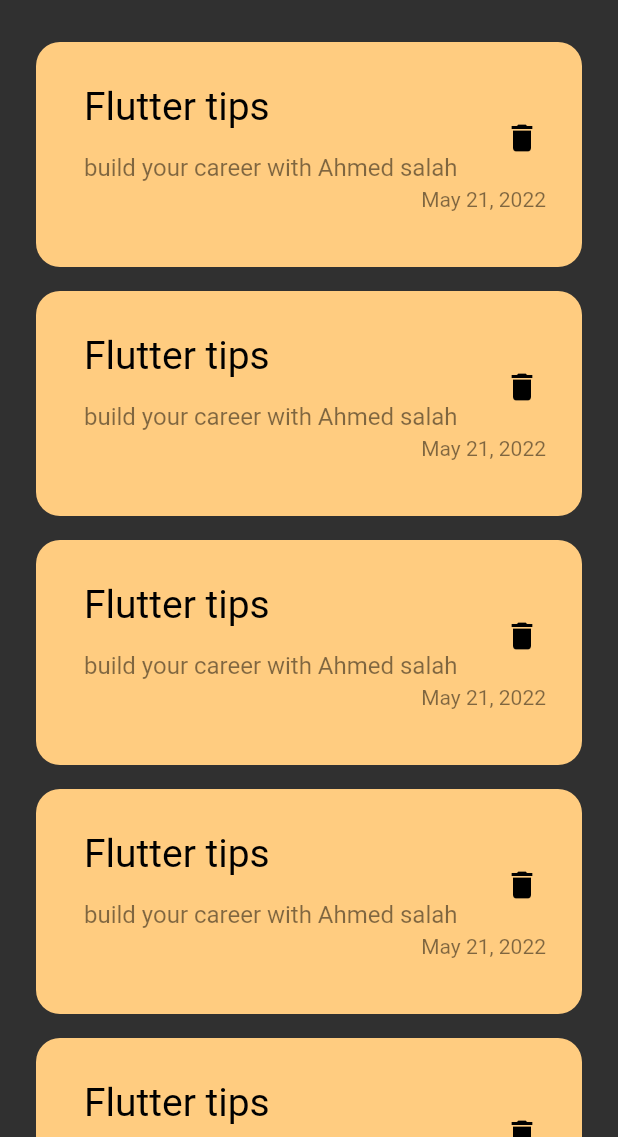
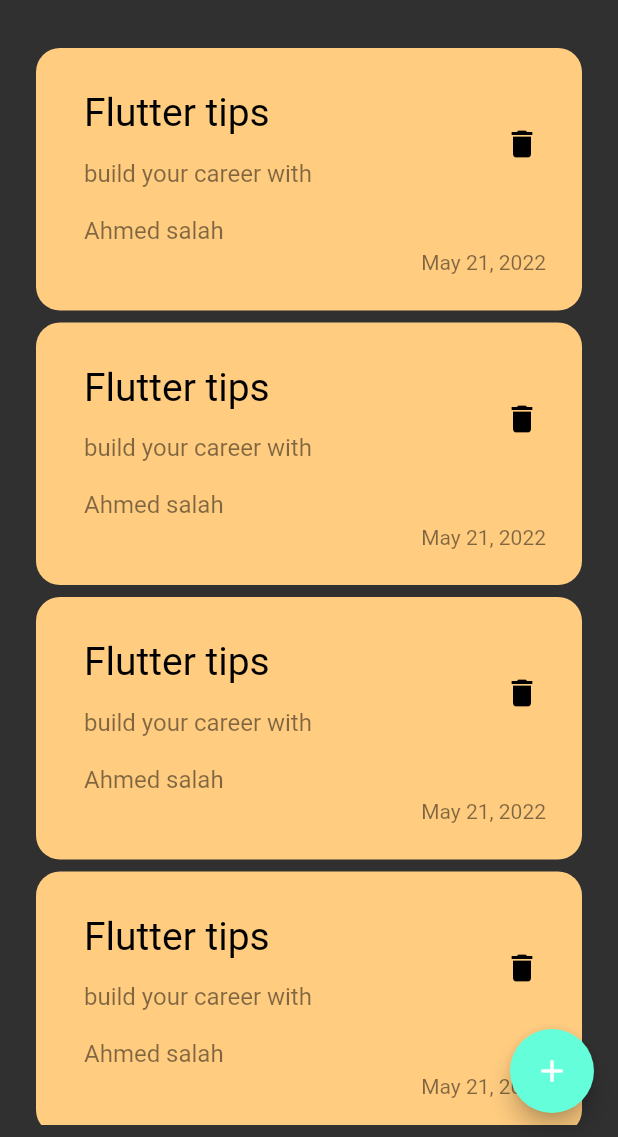
Before and after one commit to ahmedaboslah/notes-app, a Flutter app: the screen it shows after launch, on a phone screen of 412 x 824 dp, the part 99-1236 px from its top. Run offline on Flutter 3.47's test engine with Material 2 defaults, Android fonts, the phone set to English and light mode, and no system bars; Roboto replaces fonts that are missing (assets/fonts/Poppins-Regular.ttf).

```diff
--- a/lib/views/notes_view.dart
+++ b/lib/views/notes_view.dart
@@ -2,6 +2,8 @@ import 'package:flutter/material.dart';
 import 'package:flutter/src/widgets/container.dart';
 import 'package:flutter/src/widgets/framework.dart';
 import 'package:notes_app/widgets/notesviewbody.dart';
+
+import '../widgets/Addnotebottomsheet.dart';
 
 class NotesView extends StatelessWidget {
   const NotesView({super.key});
@@ -9,6 +11,19 @@ class NotesView extends StatelessWidget {
   @override
   Widget build(BuildContext context) {
     return Scaffold(
+      floatingActionButton: FloatingActionButton(
+        onPressed: () {
+          showModalBottomSheet(
+            context: context,
+            builder: ((context) {
+              return const AddNoteBottomSheet();
+            }));
+        },
+        child: Icon(
+          Icons.add,
+          color: Colors.white,
+        ),
+      ),
       body: notesViewBody(),
     );
   }
--- a/lib/widgets/customNoteItem.dart
+++ b/lib/widgets/customNoteItem.dart
@@ -7,7 +7,7 @@ class noteItem extends StatelessWidget {
   @override
   Widget build(BuildContext context) {
     return Container(
-      height: 150,
+
       padding:const EdgeInsets.only(top: 24,bottom: 24,left: 16),
       decoration: BoxDecoration(
         color: Color(0xffFFCC80),
@@ -27,7 +27,7 @@ class noteItem extends StatelessWidget {
           subtitle: Padding(
             padding: const EdgeInsets.only(top: 16),
             child: Text(
-              'build your career with Ahmed salah',
+              'build your career with\n\nAhmed salah',
               style: TextStyle(
                 color: Colors.black.withOpacity(.5),
                 fontSize: 16
--- a/lib/widgets/notelistview.dart
+++ b/lib/widgets/notelistview.dart
@@ -4,18 +4,22 @@ import 'customNoteItem.dart';
 
 class NotesListview extends StatelessWidget {
   const NotesListview({super.key});
-
+  final data =const[];
   @override
   Widget build(BuildContext context) {
-    return ListView.builder(
+    return Padding(
+      padding: const EdgeInsets.symmetric(vertical: 8),
+      child: ListView.builder(
+        padding: EdgeInsets.zero,
         itemBuilder: ((context, index) {
           return const Padding(
-          padding:  EdgeInsets.symmetric(vertical: 8),
+            padding:  EdgeInsets.symmetric(vertical: 4),
             child:  noteItem(),
           );
         }
         ),
 
+      ),
     );
   }
 }
```
Also changed, not shown: lib/widgets/Addnotebottomsheet.dart (added, +10 -0 lines). Lines whose indentation alone changed are shown as unchanged.
